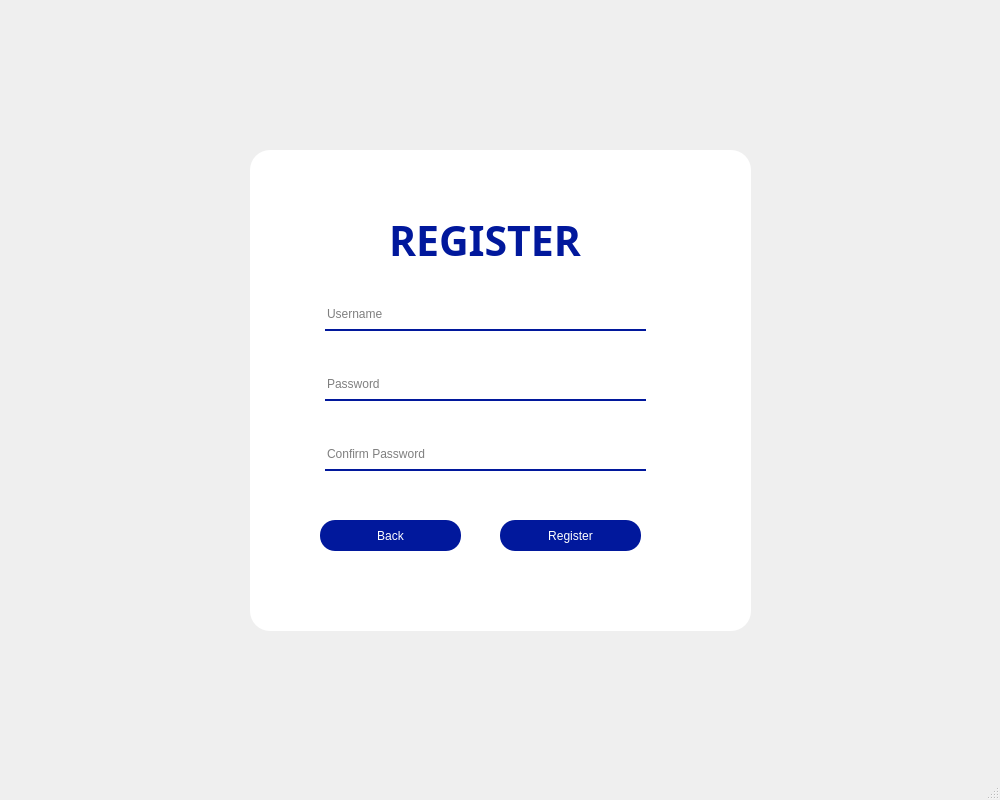
thuytranj/Course_Socket_Programming-main, file register.ui: the form before one commit.
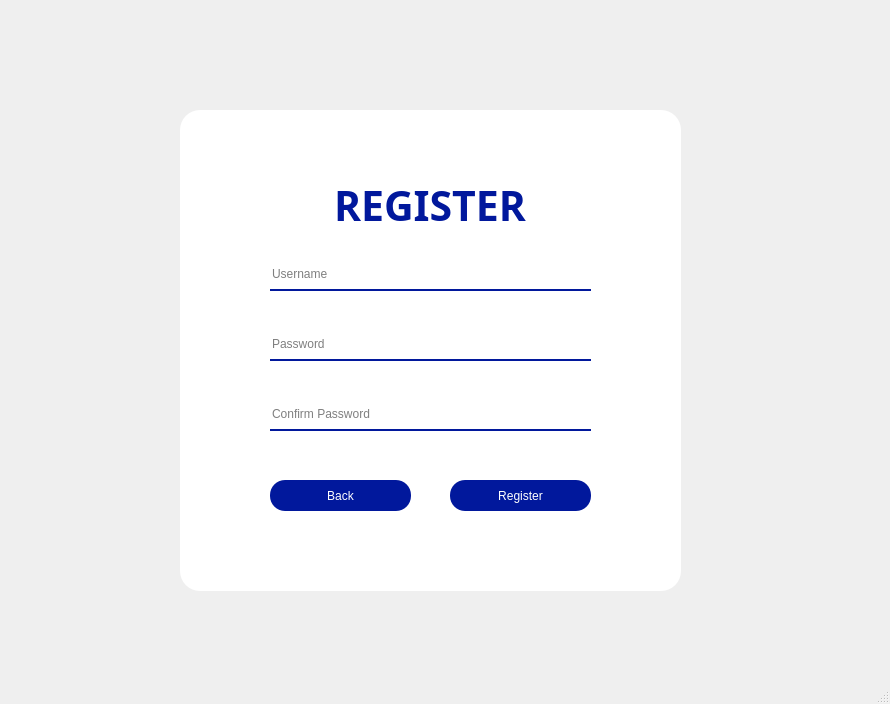
The form after the commit.

```diff
--- a/register.ui
+++ b/register.ui
@@ -6,8 +6,8 @@
    <rect>
     <x>0</x>
     <y>0</y>
-    <width>1000</width>
-    <height>800</height>
+    <width>890</width>
+    <height>704</height>
    </rect>
   </property>
   <property name="windowTitle">
@@ -17,8 +17,8 @@
    <widget class="QWidget" name="widget" native="true">
     <property name="geometry">
      <rect>
-      <x>210</x>
-      <y>130</y>
+      <x>140</x>
+      <y>90</y>
       <width>581</width>
       <height>541</height>
      </rect>
@@ -26,8 +26,8 @@
     <widget class="QLabel" name="dangky">
      <property name="geometry">
       <rect>
-       <x>20</x>
-       <y>45</y>
+       <x>35</x>
+       <y>50</y>
        <width>510</width>
        <height>131</height>
       </rect>
@@ -36,6 +36,7 @@
       <font>
        <family>Public Sans Black</family>
        <pointsize>31</pointsize>
+       <weight>75</weight>
        <bold>true</bold>
       </font>
      </property>
@@ -46,7 +47,7 @@
       <string>REGISTER</string>
      </property>
      <property name="textFormat">
-      <enum>Qt::TextFormat::MarkdownText</enum>
+      <enum>Qt::PlainText</enum>
      </property>
      <property name="alignment">
       <set>Qt::AlignmentFlag::AlignCenter</set>
@@ -55,7 +56,7 @@
     <widget class="QPushButton" name="Back">
      <property name="geometry">
       <rect>
-       <x>110</x>
+       <x>130</x>
        <y>390</y>
        <width>141</width>
        <height>31</height>
@@ -114,7 +115,7 @@
     <widget class="QLineEdit" name="password">
      <property name="geometry">
       <rect>
-       <x>115</x>
+       <x>130</x>
        <y>240</y>
        <width>321</width>
        <height>31</height>
@@ -143,7 +144,7 @@
     <widget class="QLineEdit" name="username">
      <property name="geometry">
       <rect>
-       <x>115</x>
+       <x>130</x>
        <y>170</y>
        <width>321</width>
        <height>31</height>
@@ -172,7 +173,7 @@
     <widget class="QLineEdit" name="confirm_password">
      <property name="geometry">
       <rect>
-       <x>115</x>
+       <x>130</x>
        <y>310</y>
        <width>321</width>
        <height>31</height>
@@ -201,7 +202,7 @@
     <widget class="QPushButton" name="register_3">
      <property name="geometry">
       <rect>
-       <x>290</x>
+       <x>310</x>
        <y>390</y>
        <width>141</width>
        <height>31</height>
```
Left out of the diff: 18 changed lines with no effect on the pictures.
